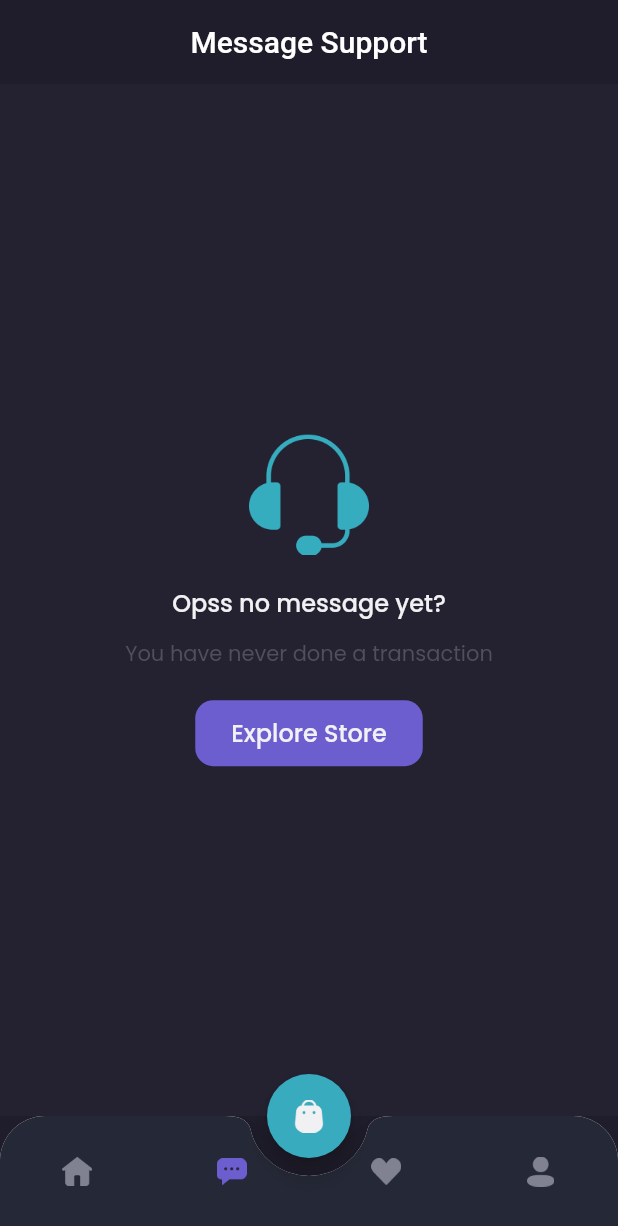
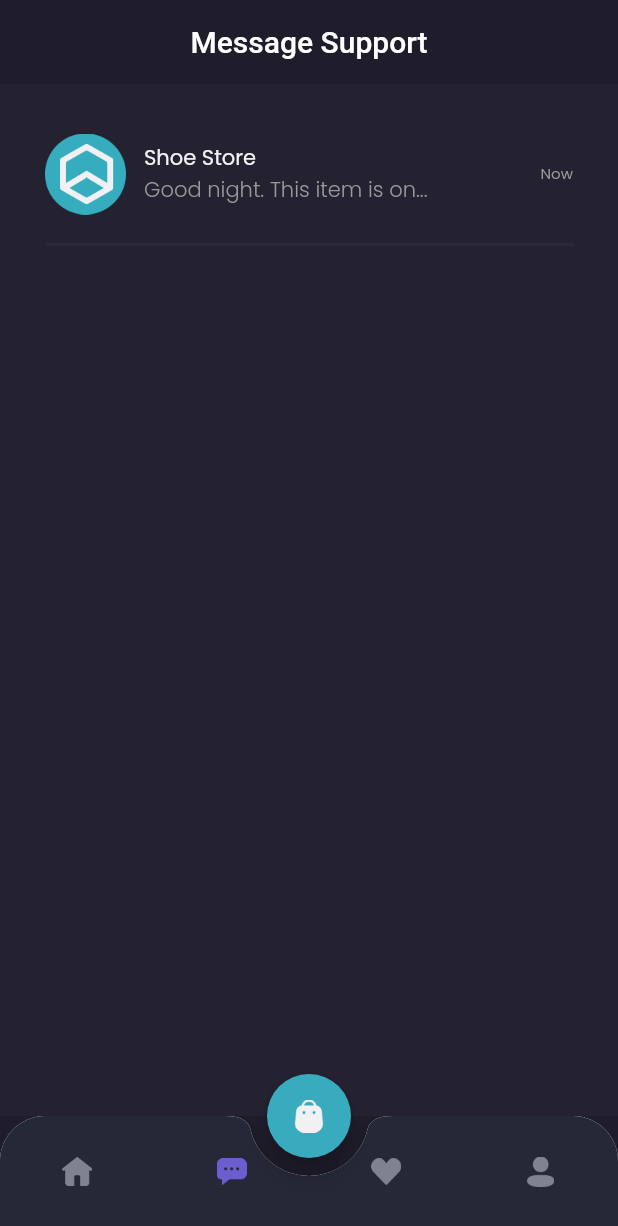
Before and after one commit to nenofetch/bwa_frontend_flutter, a Flutter app: the MainPage screen opened by its route, item 2 of the bottom bar chosen, on a phone screen of 412 x 824 dp. Shown: the top 1226 px of the screen. Run offline on Flutter 3.47's test engine with Material 2 defaults, Android fonts, the phone set to English and light mode, and no system bars; our stand-ins replace google_fonts.

Commit message:
feat: adding content to chat page

```diff
--- a/lib/pages/home/chat_page.dart
+++ b/lib/pages/home/chat_page.dart
@@ -1,5 +1,6 @@
 import 'package:flutter/material.dart';
 import 'package:shamo_frontend/themes.dart';
+import 'package:shamo_frontend/widgets/chat_tile.dart';
 
 class ChatPage extends StatelessWidget {
   const ChatPage({super.key});
@@ -14,7 +15,7 @@
     );
   }
 
-  Widget content() {
+  Widget emptyChat() {
     return Expanded(
       child: Container(
         width: double.infinity,
@@ -78,6 +79,23 @@
     );
   }
 
+  Widget content() {
+    return Expanded(
+      child: Container(
+        width: double.infinity,
+        color: backgroundColor3,
+        child: ListView(
+          padding: EdgeInsets.symmetric(
+            horizontal: defaultMargin,
+          ),
+          children: [
+            ChatTile(),
+          ],
+        ),
+      ),
+    );
+  }
+
   @override
   Widget build(BuildContext context) {
     return Column(
--- /dev/null
+++ b/lib/widgets/chat_tile.dart
@@ -0,0 +1,63 @@
+import 'package:flutter/material.dart';
+import 'package:shamo_frontend/themes.dart';
+
+class ChatTile extends StatelessWidget {
+  const ChatTile({super.key});
+
+  @override
+  Widget build(BuildContext context) {
+    return Container(
+      margin: EdgeInsets.only(top: 33),
+      child: Column(
+        children: [
+          Row(
+            children: [
+              Image.asset(
+                'assets/image_shop_logo.png',
+                width: 54,
+              ),
+              SizedBox(
+                width: 12,
+              ),
+              Expanded(
+                child: Column(
+                  crossAxisAlignment: CrossAxisAlignment.start,
+                  children: [
+                    Text(
+                      'Shoe Store',
+                      style: primaryTextStyle.copyWith(
+                        fontSize: 14,
+                        fontWeight: reguler,
+                      ),
+                    ),
+                    Text(
+                      'Good night. This item is on...',
+                      style: secondaryTextStyle.copyWith(
+                        fontWeight: light,
+                      ),
+                      overflow: TextOverflow.ellipsis,
+                    )
+                  ],
+                ),
+              ),
+              Text(
+                'Now',
+                style: secondaryTextStyle.copyWith(
+                  fontSize: 10,
+                  fontWeight: reguler,
+                ),
+              ),
+            ],
+          ),
+          SizedBox(
+            height: 12,
+          ),
+          Divider(
+            thickness: 2,
+            color: Color(0xff2B2939),
+          ),
+        ],
+      ),
+    );
+  }
+}
```
